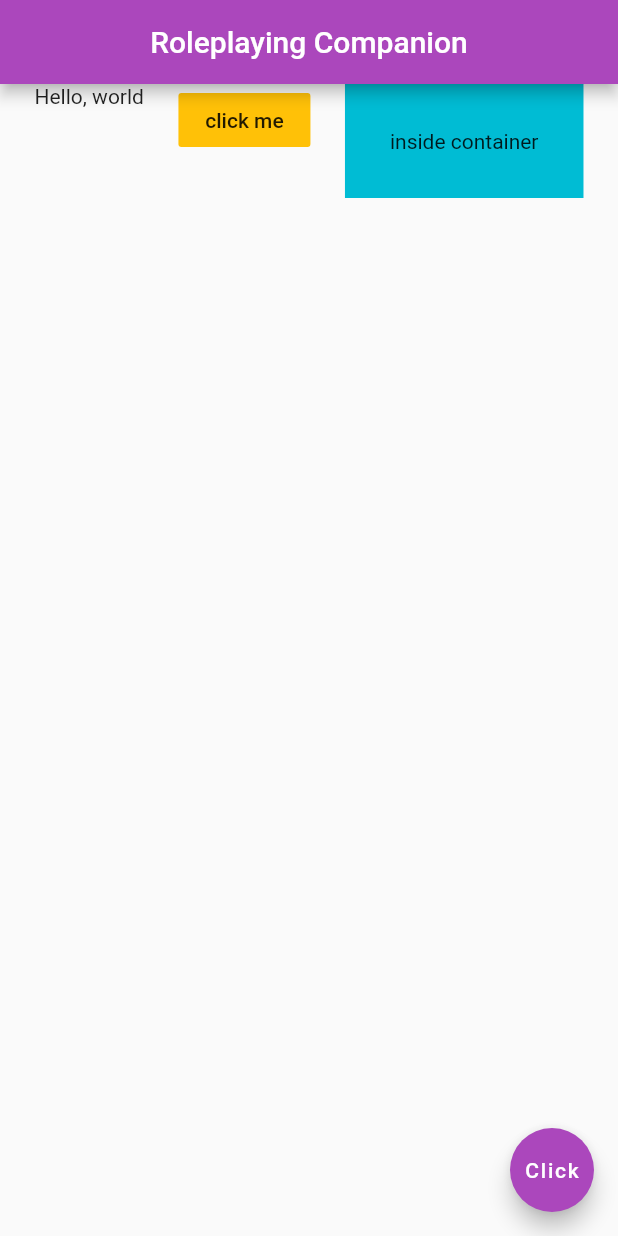
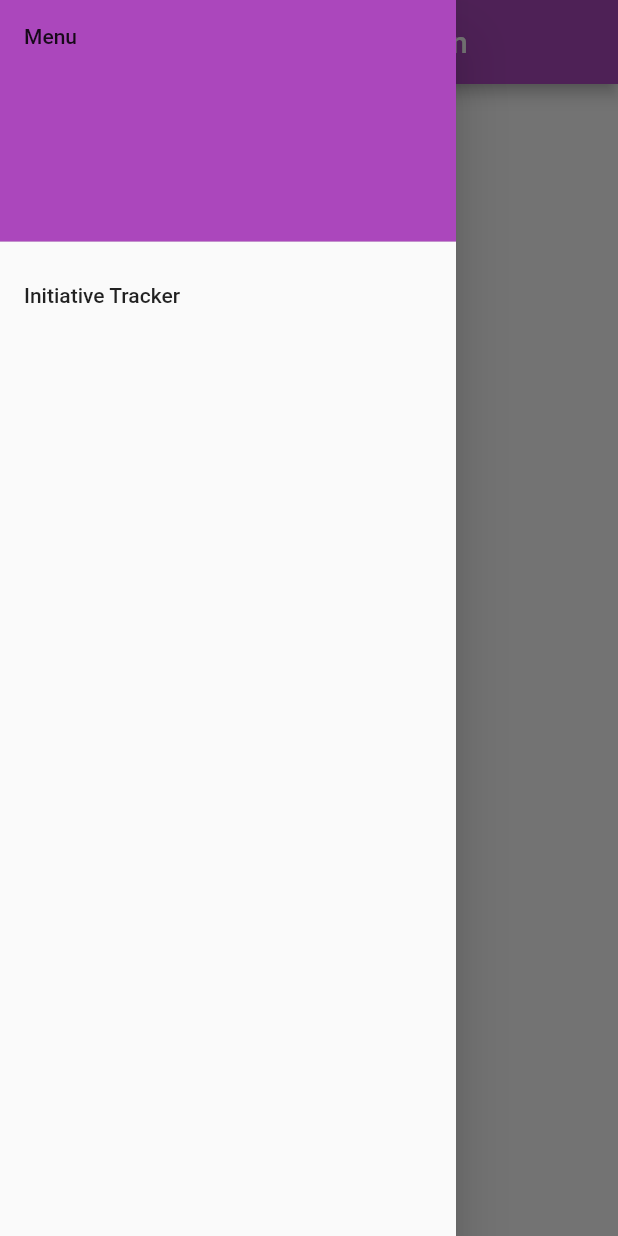
Before and after one commit to Hypnokat/RoleplayingCompanion, a Flutter app: the screen it shows after launch, with the side drawer open (before the commit the screen has no drawer), on a phone screen of 412 x 824 dp. Run offline on Flutter 3.47's test engine with Material 2 defaults, Android fonts, the phone set to English and light mode, and no system bars.

Commit message:
Menu button with redirect to another page

```diff
--- a/lib/main.dart
+++ b/lib/main.dart
@@ -3,7 +3,6 @@ import 'package:flutter/material.dart';
 void main() => runApp(MaterialApp(
   home: Home(),
 ));
-
 
 class Home extends StatelessWidget {
   @override
@@ -14,29 +13,46 @@ class Home extends StatelessWidget {
         centerTitle: true,
         backgroundColor: Colors.purple[400],
       ),
-      body:
-      Row(
-        mainAxisAlignment: MainAxisAlignment.spaceEvenly,
-        crossAxisAlignment: CrossAxisAlignment.start,
-        children: <Widget>[
-          Text('Hello, world'),
-          FlatButton(
-            onPressed: () {},
-            color: Colors.amber,
-            child: Text('click me'),
-          ),
-          Container(
-            color: Colors.cyan,
-            padding: EdgeInsets.all(30.0),
-            child: Text('inside container'),
-          ),
-        ],
+      body:Center(child: Text('Home Page')),
+      drawer: Drawer(
+        child: ListView(
+          padding: EdgeInsets.zero,
+          children: <Widget>[
+            DrawerHeader(
+              decoration: BoxDecoration(
+                color: Colors.purple[400],
+              ),
+              child: Text('Menu'),
+            ),
+            ListTile(
+              title: Text('Initiative Tracker'),
+              onTap: () {
+                //update state of app
+                //Close the drawer
+                Navigator.push(
+                    context,
+                    MaterialPageRoute(builder: (context) => InitiativeTracker())
+                );
+              },
+            ),
+          ],
+        ),
       ),
-      floatingActionButton: FloatingActionButton(
-        onPressed: () {},
-        child: Text('Click'),
-        backgroundColor: Colors.purple[400],
-      ),
+
     );
   }
 }
+
+class InitiativeTracker extends StatelessWidget {
+  @override
+  Widget build(BuildContext context) {
+    return Scaffold(
+      appBar: AppBar(
+        title: Text('Initiative Tracker'),
+      ),
+      body: Center(
+
+      )
+    );
+  }
+}
```
